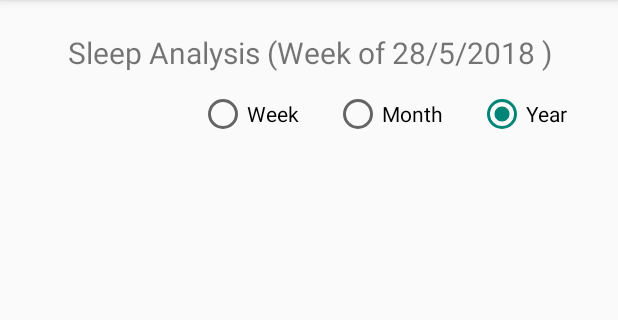
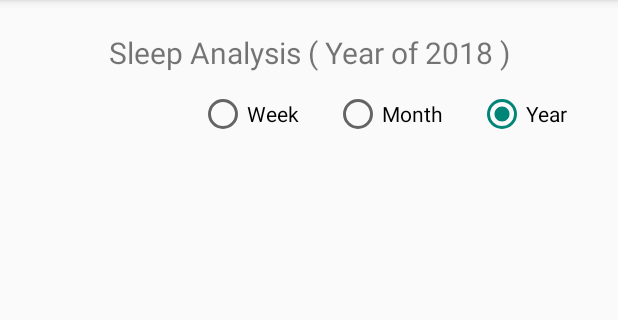
Before and after one commit to nz124/Riser---Alarm-clock-app, an Android app: the fragment SleepAnalysisFragment shown on its own in the app's theme, after a tap on "Year", on a phone screen of 412 x 824 dp, the part 84-404 px from its top. Run offline under Robolectric (Android 15) with nearby library versions, the phone set to English and light mode, and no system bars; our stand-ins replace Firebase (no records; nobody signed in at launch, a user with empty details on screens opened directly); libraries missing offline, so code that uses them is left out: com.github.mikephil.charting; 87 statements that could not run were skipped; 1 other tap on this screen came first.

Commit message:
Add description and real time display for charts

```diff
--- a/app/src/main/java/com/example/hello/alarm/SleepAnalysisFragment.java
+++ b/app/src/main/java/com/example/hello/alarm/SleepAnalysisFragment.java
@@ -57,6 +57,10 @@ public class SleepAnalysisFragment extends Fragment {
 
     View rootView;
     RelativeLayout parentLayout;
+
+    String[] MONTHS = {
+            "January", "February", "March", "April", "May", "June", "July", "August", "September", "October", "November", "December"
+    };
 
     @Override
     public void onCreate(Bundle savedInstanceState) {
@@ -220,6 +224,8 @@ public class SleepAnalysisFragment extends Fragment {
     }
 
     public void showYearChart(final View rootView) {
+        TextView info = rootView.findViewById(R.id.information);
+        info.setText("Sleep Analysis ( Year of " + currentYear + " )");
         myRef.child(currentYear).addListenerForSingleValueEvent(new ValueEventListener() {
             @Override
             public void onDataChange(DataSnapshot dataSnapshot) {
@@ -320,6 +326,8 @@ public class SleepAnalysisFragment extends Fragment {
     }
 
     public void showMonthChart(final View rootView) {
+        TextView info = rootView.findViewById(R.id.information);
+        info.setText("Sleep Analysis (Month Of" + MONTHS[Integer.valueOf(currentMonth)-1] + " )");
         myRef.child(currentYear).child(currentMonth).addListenerForSingleValueEvent(new ValueEventListener() {
             @Override
             public void onDataChange(DataSnapshot dataSnapshot) {
```
